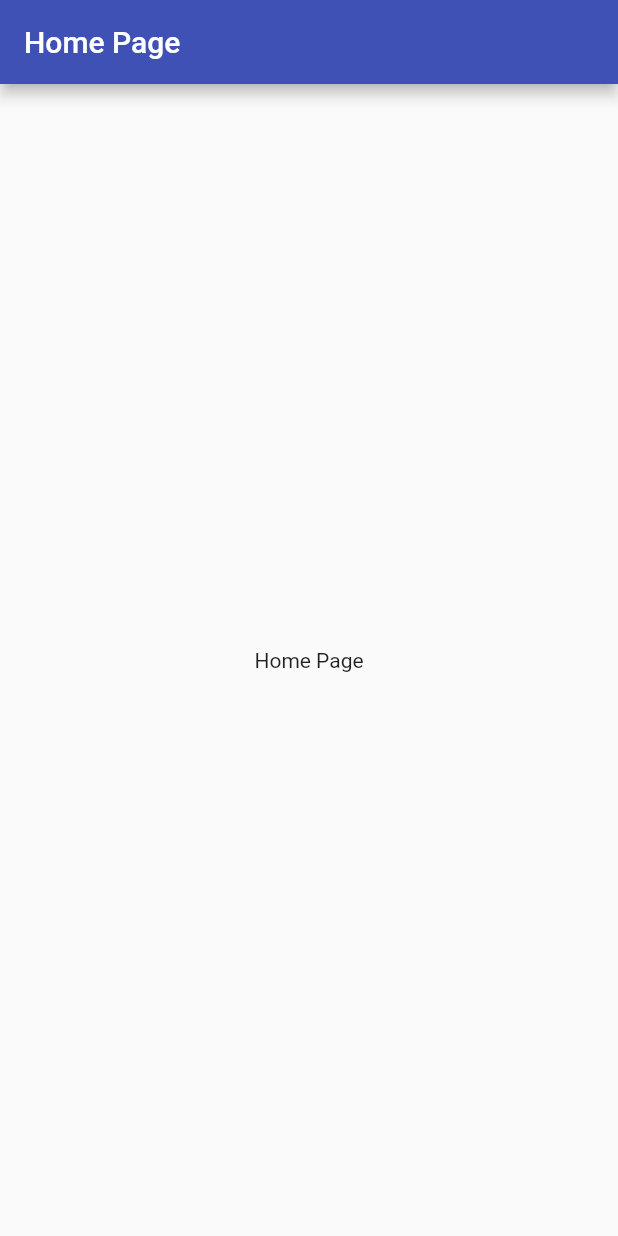
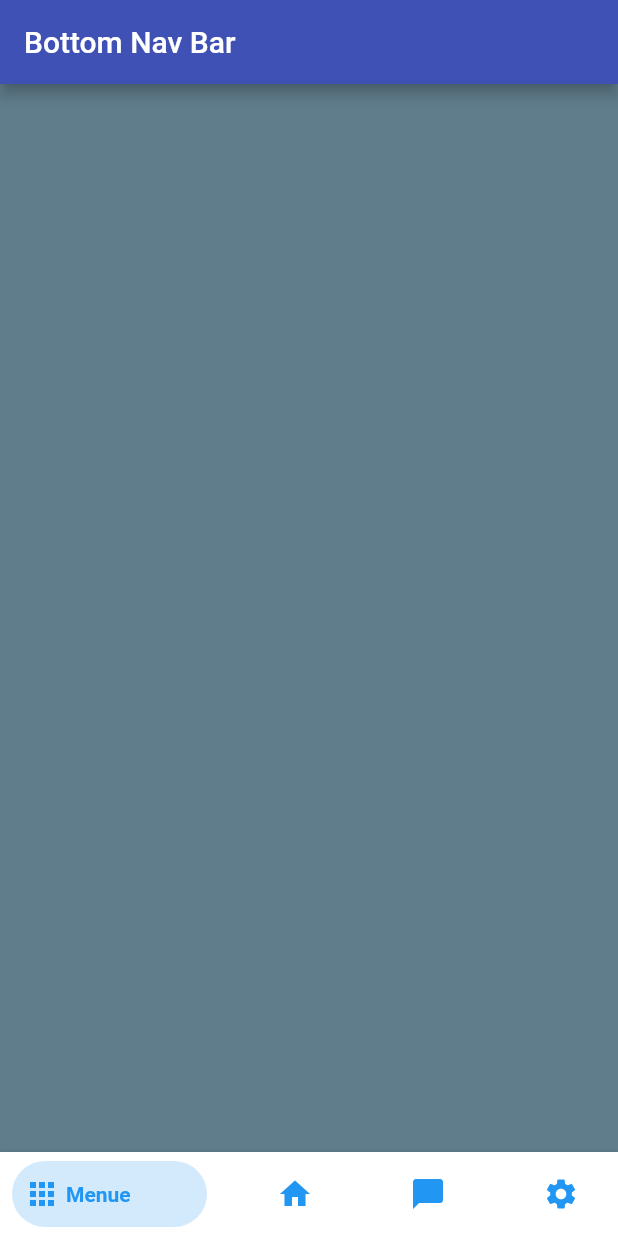
Before and after one commit to hamidhosen42/F-Flutter-UI-Design, a Flutter app: the screen it shows after launch, on a phone screen of 412 x 824 dp. Run offline on Flutter 3.47's test engine with Material 2 defaults, Android fonts, the phone set to English and light mode, and no system bars; drawn by our look-alikes of bottom_navy_bar; our stand-ins replace carousel_slider; missing offline and left inert: dart:ffi.

Commit message:
Bottom Navigation Bar With Multiple Pages

```diff
--- /dev/null
+++ b/lib/Bottom Navigation Bar With Multiple Pages/Bottom Navigation Bar With Multiple Pages.dart
@@ -0,0 +1,79 @@
+// ignore_for_file: prefer_const_constructors, camel_case_types
+
+import 'dart:ffi';
+
+import 'package:bottom_navy_bar/bottom_navy_bar.dart';
+import 'package:flutter/material.dart';
+
+class Bottom_Nav extends StatefulWidget {
+  const Bottom_Nav({Key? key}) : super(key: key);
+
+  @override
+  State<Bottom_Nav> createState() => _Bottom_NavState();
+}
+
+class _Bottom_NavState extends State<Bottom_Nav> {
+  int _currentIndex = 0;
+  late PageController _pageController;
+
+  @override
+  void initState() {
+    // TODO: implement initState
+    super.initState();
+    _pageController = PageController();
+  }
+
+  @override
+  void dispose() {
+    _pageController.dispose();
+    super.dispose();
+  }
+
+  @override
+  Widget build(BuildContext context) {
+    return Scaffold(
+      appBar: AppBar(
+        title: Text("Bottom Nav Bar"),
+      ),
+      body: PageView(
+        controller: _pageController,
+        onPageChanged: ((value) {
+         setState(() {
+            _currentIndex=value;
+         });
+        }),
+        children: [
+          Container(
+            color: Colors.blueGrey,
+          ),
+          Container(
+            color: Colors.red,
+          ),
+          Container(
+            color: Colors.green,
+          ),
+          Container(
+            color: Colors.blue,
+          ),
+        ],
+      ),
+      bottomNavigationBar: BottomNavyBar(
+        selectedIndex: _currentIndex,
+        onItemSelected: ((value) {
+          setState(() {
+            _currentIndex = value;
+            _pageController.jumpToPage(value);
+          });
+        }),
+        items: [
+          BottomNavyBarItem(icon: Icon(Icons.apps), title: Text("Menue")),
+          BottomNavyBarItem(icon: Icon(Icons.home), title: Text("Home")),
+          BottomNavyBarItem(
+              icon: Icon(Icons.chat_bubble), title: Text("Message")),
+          BottomNavyBarItem(
+              icon: Icon(Icons.settings), title: Text("Settings")),
+        ],
+      ),
+    );
+  }
+}
--- a/lib/main.dart
+++ b/lib/main.dart
@@ -2,6 +2,7 @@
 import 'package:flutter/material.dart';
 
 import 'Bottom App Bar/Bottom App Bar.dart';
+import 'Bottom Navigation Bar With Multiple Pages/Bottom Navigation Bar With Multiple Pages.dart';
 import 'Bottom Navigation Bar/Bottom Navigation Bar.dart';
 import 'Carousel Slider/Carousel Slider.dart';
 import 'Create Login UI/Create Login UI.dart';
@@ -44,7 +45,8 @@
       // home: TabsBar(),
       // home: CarouselSliders(),
       // home:BacImage(),
-      home: SplashScreen(),
+      // home: SplashScreen(),
+      home: Bottom_Nav(),
     );
   }
 }
--- a/pubspec.yaml
+++ b/pubspec.yaml
@@ -35,6 +35,7 @@ dependencies:
   # Use with the CupertinoIcons class for iOS style icons.
   cupertino_icons: ^1.0.2
   carousel_slider: ^4.1.1
+  bottom_navy_bar: ^6.0.0
 
 dev_dependencies:
   flutter_test:
```
Also changed, not shown: assets/Bottom Navigation Bar With Multiple Pages/img-1.png (added), assets/Bottom Navigation Bar With Multiple Pages/img-2.png (added), assets/Splash Screen/img-1.png (added), assets/Splash Screen/img-2.png (added), pubspec.lock.
